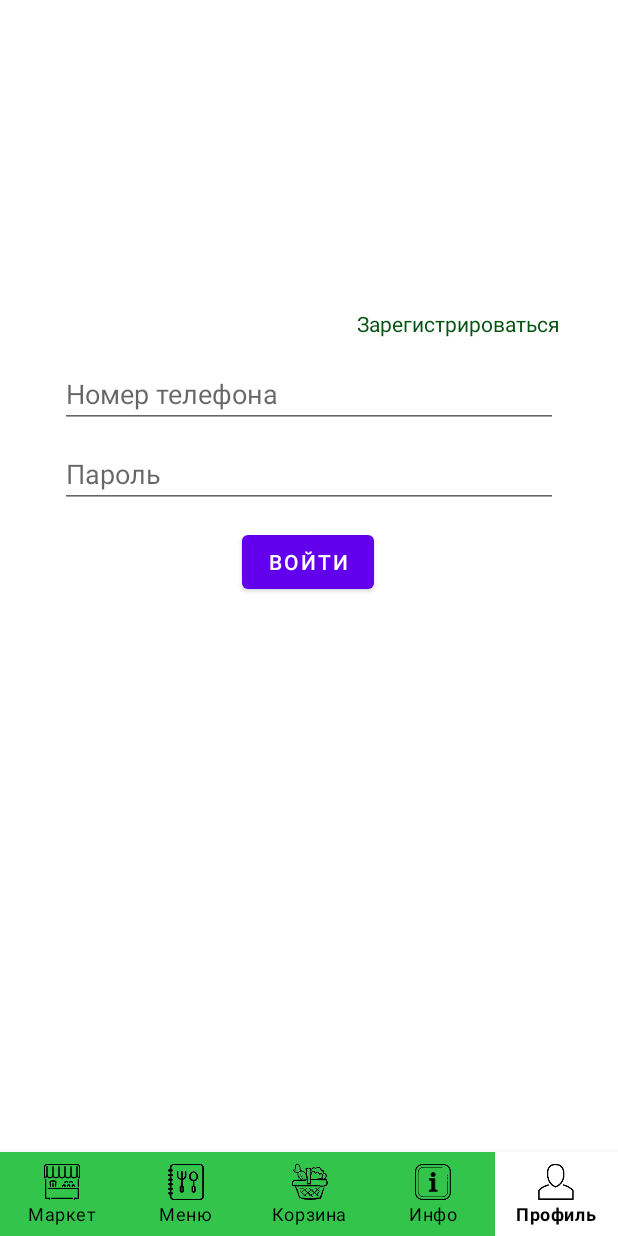
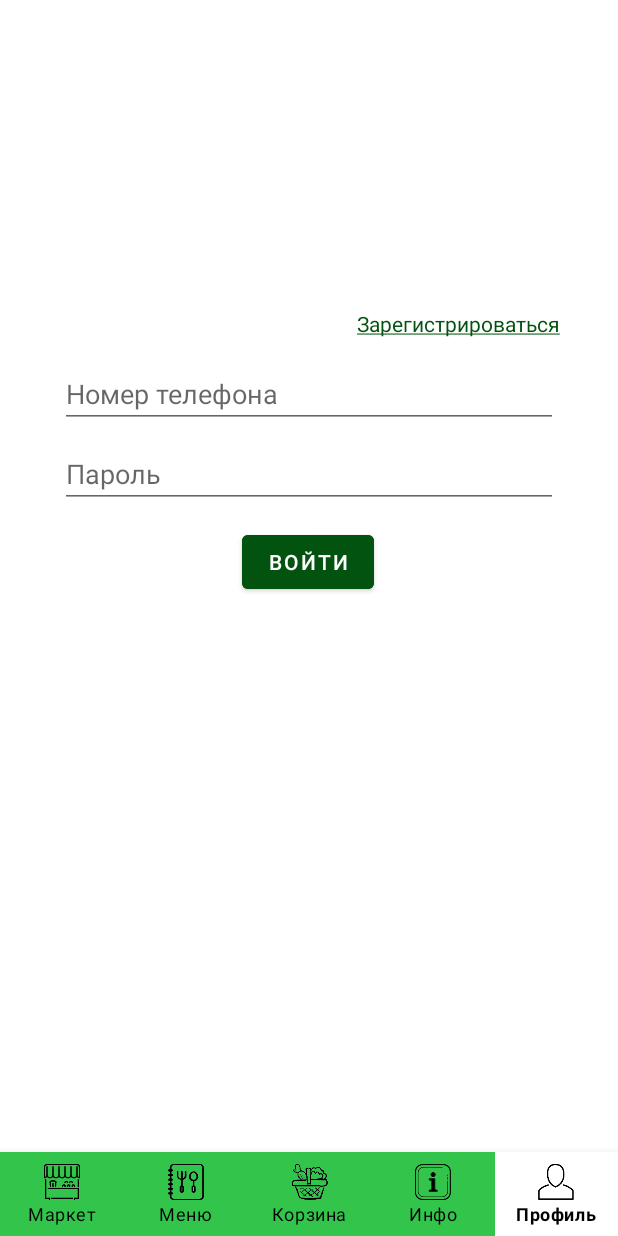
Before and after one commit to Ephemerayne/Nyx.FarmShop, an Android app: the screen it shows after launch (MainActivity), item 5 of the bottom bar chosen, on a phone screen of 412 x 824 dp. Run offline under Robolectric (Android 15) with nearby library versions, the phone set to English and light mode, and no system bars.

Commit message:
added dialog transparent, profile registration button

```diff
--- a/app/build.gradle
+++ b/app/build.gradle
@@ -46,11 +46,13 @@ dependencies {
     implementation 'androidx.annotation:annotation:1.1.0'
     implementation 'androidx.lifecycle:lifecycle-livedata-ktx:2.2.0'
     implementation 'androidx.lifecycle:lifecycle-viewmodel-ktx:2.2.0'
+    implementation 'androidx.recyclerview:recyclerview:1.1.0'
     testImplementation 'junit:junit:4.+'
     androidTestImplementation 'androidx.test.ext:junit:1.1.2'
     androidTestImplementation 'androidx.test.espresso:espresso-core:3.3.0'
     implementation 'com.google.android.material:material:1.2.1'
     implementation 'com.google.android.material:material:1.3.0-alpha04'
     implementation "androidx.viewpager2:viewpager2:1.1.0-alpha01"
+    implementation 'com.google.android.material:material:1.2.1'
 
 }
--- a/app/src/main/AndroidManifest.xml
+++ b/app/src/main/AndroidManifest.xml
@@ -1,7 +1,6 @@
 <?xml version="1.0" encoding="utf-8"?>
 <manifest xmlns:android="http://schemas.android.com/apk/res/android"
     package="space.lala.nyxfarmshop">
-    <uses-permission android:name="android.permission.CALL_PHONE"/>
     <uses-permission android:name="android.permission.INTERNET"/>
 
     <application
--- a/app/src/main/res/layout/fragment_login.xml
+++ b/app/src/main/res/layout/fragment_login.xml
@@ -42,6 +42,7 @@
 
     <Button
         android:id="@+id/login"
+        android:backgroundTint="@color/dark_green"
         android:layout_width="wrap_content"
         android:layout_height="wrap_content"
         android:layout_gravity="start"
@@ -49,6 +50,7 @@
         android:layout_marginTop="12dp"
         android:layout_marginEnd="48dp"
         android:text="@string/action_sign_in"
+        android:textColor="@color/white"
         android:textColorHint="@color/dark_green"
         app:layout_constraintEnd_toEndOf="parent"
         app:layout_constraintHorizontal_bias="0.497"
@@ -73,6 +75,7 @@
         android:layout_width="wrap_content"
         android:layout_height="wrap_content"
         android:text="@string/registration_text"
+        android:tooltipText=""
         android:textColor="@color/dark_green"
         app:layout_constraintBottom_toTopOf="@+id/usernumber"
         app:layout_constraintEnd_toEndOf="parent"
--- a/app/src/main/res/values/colors.xml
+++ b/app/src/main/res/values/colors.xml
@@ -9,5 +9,6 @@
     <color name="white">#FFFFFFFF</color>
     <color name="main_green">#33c54b</color>
     <color name="dark_green">#035310</color>
+    <color name="transparent">#00000000</color>
 
 </resources>
--- a/app/src/main/res/values/dimens.xml
+++ b/app/src/main/res/values/dimens.xml
@@ -2,4 +2,6 @@
     <!-- Default screen margins, per the Android Design guidelines. -->
     <dimen name="fragment_horizontal_margin">16dp</dimen>
     <dimen name="fragment_vertical_margin">16dp</dimen>
+    <dimen name="list_item_spacing">16dp</dimen>
+    <dimen name="list_item_spacing_half">8dp</dimen>
 </resources>
--- a/app/src/main/res/values/strings.xml
+++ b/app/src/main/res/values/strings.xml
@@ -33,7 +33,9 @@
     <string name="novosibirsk_number">+ 7 (383) 455 54 35</string>
     <string name="sochi_number">+ 7 (862) 567 76 56</string>
     <string name="farmers_shop_ru">farmers@shop.ru</string>
-    <string name="registration_text">Зарегистрироваться</string>
+    <string name="registration_text"><u>Зарегистрироваться</u></string>
+    <string name="cancel_dialog_sheet">Отменить</string>
+    <string name="space_number"> </string>
     <string-array name="cities">
         <item>Москва</item>
         <item>Санкт-Петербург</item>
--- a/app/src/main/res/values/themes.xml
+++ b/app/src/main/res/values/themes.xml
@@ -2,17 +2,30 @@
     <!-- Base application theme. -->
     <style name="Theme.NyxFarmShop" parent="Theme.MaterialComponents.DayNight.NoActionBar">
         <!-- Primary brand color. -->
-        <item name="colorPrimary">@color/purple_500</item>
+        <item name="colorPrimary">#747772</item>
         <item name="colorPrimaryVariant">@color/dark_green</item>
-        <item name="colorOnPrimary">@color/white</item>
+
+        <!-- splash-->
+        <item name="colorOnPrimary">#858585</item>
         <!-- Secondary brand color. -->
         <item name="colorSecondary">@color/teal_200</item>
         <item name="colorSecondaryVariant">@color/teal_700</item>
         <item name="colorOnSecondary">@color/black</item>
         <!-- Status bar color. -->
         <item name="android:statusBarColor" tools:targetApi="l">?attr/colorPrimaryVariant</item>
+        <item name="bottomSheetDialogTheme">@style/CustomBottomSheetDialogTheme</item>
     </style>
+
     <style name="Theme.NyxFarmShop.Launcher">
         <item name="android:windowBackground">@drawable/splash_screen</item>
     </style>
+
+    <style name="CustomBottomSheetDialogTheme" parent="Theme.Design.Light.BottomSheetDialog">
+        <item name="bottomSheetStyle">@style/CustomBottomSheetStyle</item>
+    </style>
+
+    <style name="CustomBottomSheetStyle" parent="Widget.Design.BottomSheet.Modal">
+        <item name="android:background">@android:color/transparent</item>
+    </style>
+
 </resources>
```
Also changed, not shown: app/src/main/java/space/lala/nyxfarmshop/data/fragments/CallBottomSheetFragment.java (added, +71 -0 lines), app/src/main/java/space/lala/nyxfarmshop/data/fragments/InfoFragment.java (+24 -26 lines), app/src/main/java/space/lala/nyxfarmshop/data/fragments/LoginFragment.java (+7 -3 lines), app/src/main/res/layout/fragment_bottom_sheet_dialog.xml (added, +11 -0 lines), app/src/main/res/layout/fragment_bottom_sheet_dialog_list.xml (added, +23 -0 lines).
